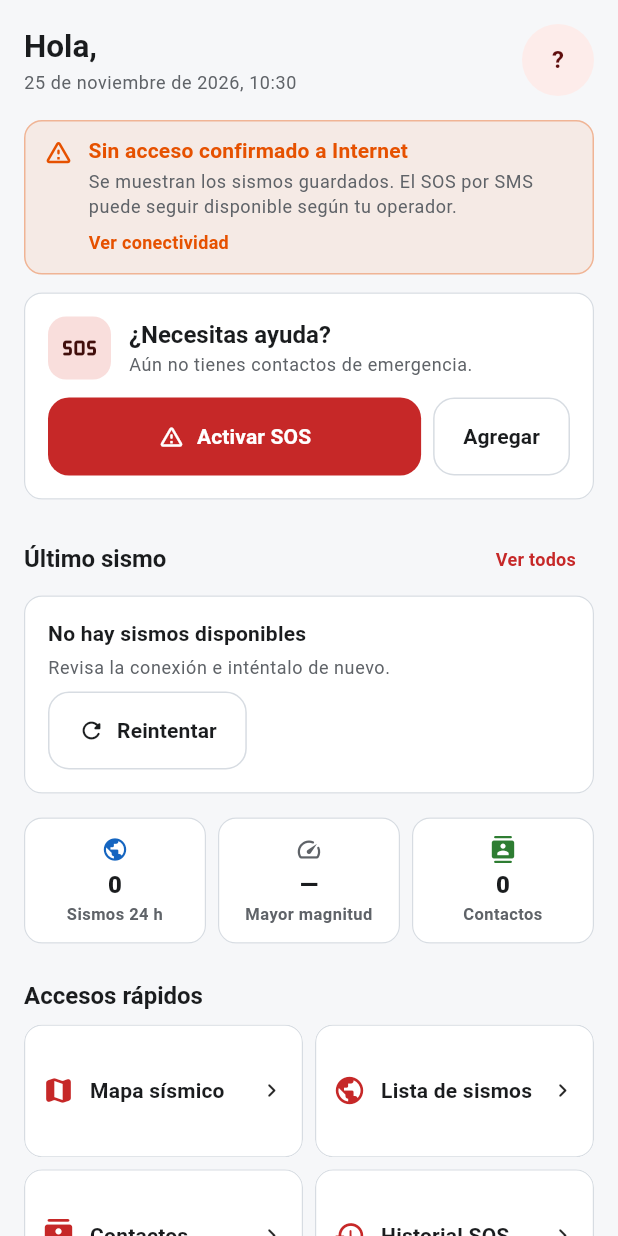
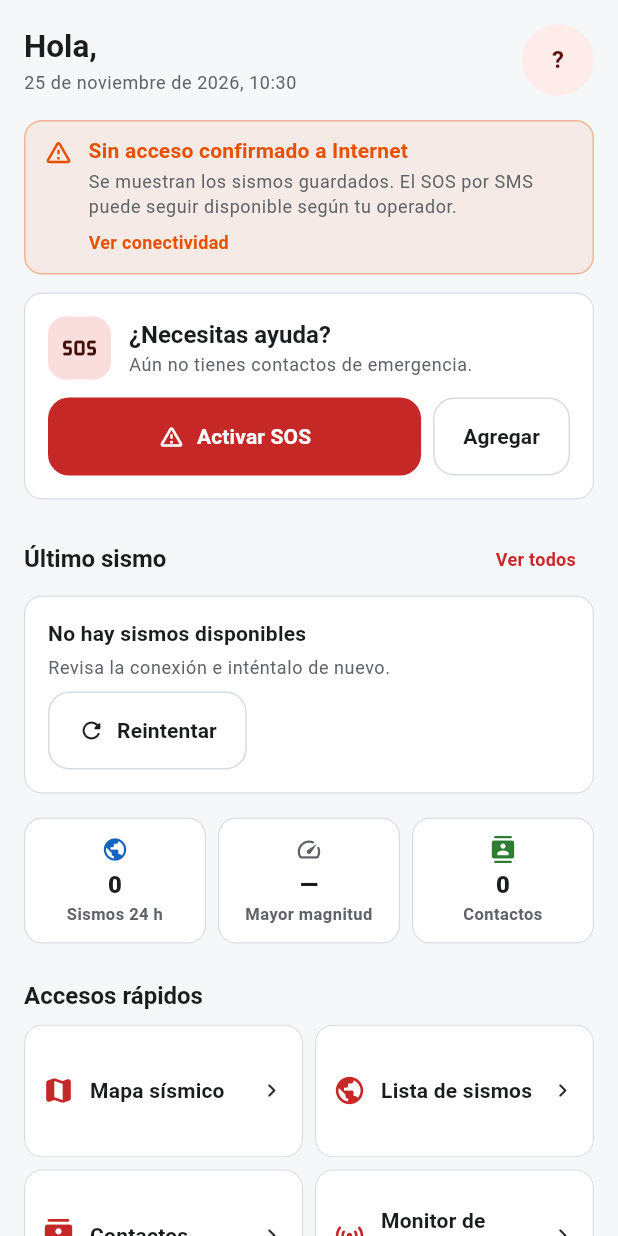
Before and after one commit to juanpis7778999884/alerta_sismica, a Flutter app: the InicioScreen widget shown alone on an empty page, opened directly with empty values, on a phone screen of 412 x 824 dp. Run offline on Flutter 3.47's test engine with Material 3 defaults, Android fonts, the phone set to English and light mode, and no system bars; our stand-ins replace connectivity_plus, flutter_local_notifications, flutter_map, geolocator, latlong2, permission_handler and 4 more; accounts and stored records are empty; network calls fail.

Commit message:
Add motion monitor shortcut to home

```diff
--- a/lib/screens/inicio/inicio_screen.dart
+++ b/lib/screens/inicio/inicio_screen.dart
@@ -18,6 +18,7 @@ import '../alerta/alerta_sismo_screen.dart';
 import '../conectividad/conectividad_screen.dart';
 import '../contactos/contactos_screen.dart';
 import '../historial/historial_screen.dart';
+import '../movimiento/monitor_movimiento_screen.dart';
 import '../sismos/detalle_sismo_screen.dart';
 
 class InicioScreen extends StatelessWidget {
@@ -435,6 +436,15 @@ class InicioScreen extends StatelessWidget {
                 ),
               ),
               _AccesoRapido(
+                icono: Icons.sensors_rounded,
+                titulo: 'Monitor de movimiento',
+                onTap: () => Navigator.of(context).push(
+                  MaterialPageRoute<void>(
+                    builder: (_) => const MonitorMovimientoScreen(),
+                  ),
+                ),
+              ),
+              _AccesoRapido(
                 icono: Icons.history_rounded,
                 titulo: 'Historial SOS',
                 onTap: () => Navigator.of(context).push(
```
